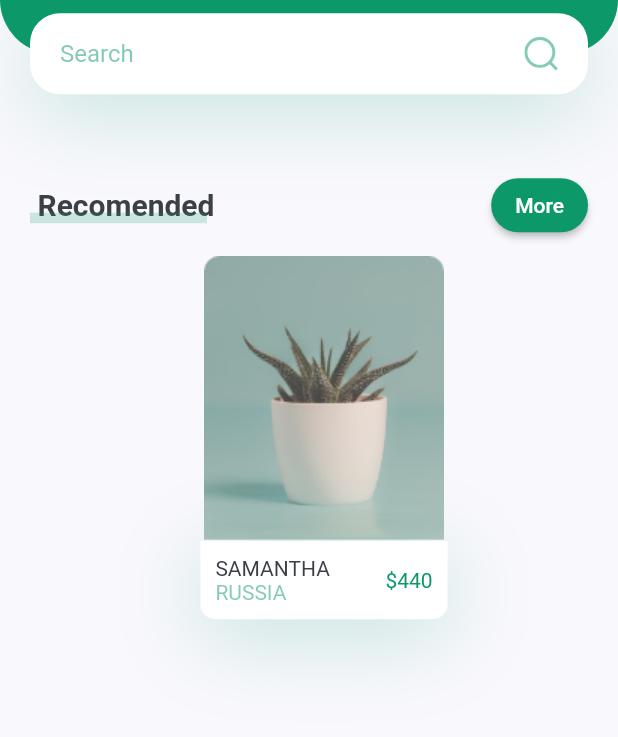
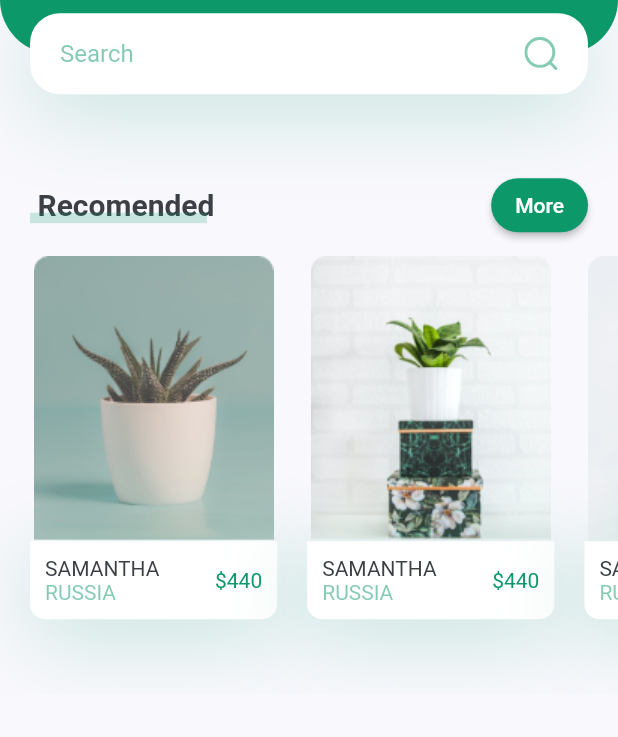
Before and after one commit to MatheusAngelicio/Plant_App, a Flutter app: the screen it shows after launch, on a phone screen of 412 x 824 dp, the part 237-974 px from its top. Run offline on Flutter 3.47's test engine with Material 2 defaults, Android fonts, the phone set to English and light mode, and no system bars; our stand-ins replace flutter_svg.

Commit message:
finalizar lista de plantas recomendadas

```diff
--- a/lib/screens/home/components/body.dart
+++ b/lib/screens/home/components/body.dart
@@ -1,6 +1,7 @@
 import 'package:flutter/material.dart';
 import 'package:flutter/src/widgets/framework.dart';
 import 'package:plant_app/constants.dart';
+import 'package:plant_app/screens/home/components/recomend_plants.dart';
 import 'package:plant_app/screens/home/components/title_with_more_btn.dart';
 import 'header_with_searchbox.dart';
 
@@ -15,98 +16,9 @@ class Body extends StatelessWidget {
         children: [
           HeaderWithSearchBox(size: size),
           TitleWithMoreBtn(title: "Recomended", press: () {}),
-          RecomendPlantCard(
-            image: "assets/images/image_1.png",
-            title: "Samantha",
-            country: "Russia",
-            price: 440,
-            press: () {},
-          )
+          RecomendsPlants(),
         ],
       ),
     );
   }
 }
-
-class RecomendPlantCard extends StatelessWidget {
-  const RecomendPlantCard({
-    super.key,
-    required this.image,
-    required this.title,
-    required this.country,
-    required this.price,
-    required this.press,
-  });
-
-  final String image, title, country;
-  final int price;
-  final Function press;
-
-  @override
-  Widget build(BuildContext context) {
-    var size = MediaQuery.of(context).size;
-    return Container(
-      margin: EdgeInsets.only(
-        left: kDefaultPadding,
-        top: kDefaultPadding / 2,
-        bottom: kDefaultPadding * 2.5,
-      ),
-      width: size.width * 0.4,
-      child: Column(
-        children: [
-          Image.asset(image),
-          GestureDetector(
-            onTap: () {
-              press();
-            },
-            child: Container(
-              padding: EdgeInsets.all(kDefaultPadding / 2),
-              decoration: BoxDecoration(
-                color: Colors.white,
-                borderRadius: BorderRadius.only(
-                  bottomLeft: Radius.circular(10),
-                  bottomRight: Radius.circular(10),
-                ),
-                boxShadow: [
-                  BoxShadow(
-                    offset: Offset(0, 10),
-                    blurRadius: 50,
-                    color: kPrimaryColor.withOpacity(0.23),
-                  ),
-                ],
-              ),
-              child: Row(
-                children: [
-                  RichText(
-                    text: TextSpan(
-                      children: [
-                        TextSpan(
-                          text: "$title\n".toUpperCase(),
-                          style: Theme.of(context).textTheme.bodyMedium,
-                        ),
-                        TextSpan(
-                          text: "$country".toUpperCase(),
-                          style: TextStyle(
-                            color: kPrimaryColor.withOpacity(0.5),
-                          ),
-                        ),
-                      ],
-                    ),
-                  ),
-                  Spacer(),
-                  Text(
-                    '\$$price',
-                    style: Theme.of(context)
-                        .textTheme
-                        .bodyMedium
-                        ?.copyWith(color: kPrimaryColor),
-                  )
-                ],
-              ),
-            ),
-          ),
-        ],
-      ),
-    );
-  }
-}
--- /dev/null
+++ b/lib/screens/home/components/recomend_plants.dart
@@ -0,0 +1,124 @@
+import 'package:flutter/material.dart';
+
+import '../../../constants.dart';
+
+class RecomendsPlants extends StatelessWidget {
+  const RecomendsPlants({
+    super.key,
+  });
+
+  @override
+  Widget build(BuildContext context) {
+    return SingleChildScrollView(
+      scrollDirection: Axis.horizontal,
+      child: Row(
+        children: [
+          RecomendPlantCard(
+            image: "assets/images/image_1.png",
+            title: "Samantha",
+            country: "Russia",
+            price: 440,
+            press: () {},
+          ),
+          RecomendPlantCard(
+            image: "assets/images/image_2.png",
+            title: "Samantha",
+            country: "Russia",
+            price: 440,
+            press: () {},
+          ),
+          RecomendPlantCard(
+            image: "assets/images/image_3.png",
+            title: "Samantha",
+            country: "Russia",
+            price: 440,
+            press: () {},
+          ),
+        ],
+      ),
+    );
+  }
+}
+
+class RecomendPlantCard extends StatelessWidget {
+  const RecomendPlantCard({
+    super.key,
+    required this.image,
+    required this.title,
+    required this.country,
+    required this.price,
+    required this.press,
+  });
+
+  final String image, title, country;
+  final int price;
+  final Function press;
+
+  @override
+  Widget build(BuildContext context) {
+    var size = MediaQuery.of(context).size;
+    return Container(
+      margin: EdgeInsets.only(
+        left: kDefaultPadding,
+        top: kDefaultPadding / 2,
+        bottom: kDefaultPadding * 2.5,
+      ),
+      width: size.width * 0.4,
+      child: Column(
+        children: [
+          Image.asset(image),
+          GestureDetector(
+            onTap: () {
+              press();
+            },
+            child: Container(
+              padding: EdgeInsets.all(kDefaultPadding / 2),
+              decoration: BoxDecoration(
+                color: Colors.white,
+                borderRadius: BorderRadius.only(
+                  bottomLeft: Radius.circular(10),
+                  bottomRight: Radius.circular(10),
+                ),
+                boxShadow: [
+                  BoxShadow(
+                    offset: Offset(0, 10),
+                    blurRadius: 50,
+                    color: kPrimaryColor.withOpacity(0.23),
+                  ),
+                ],
+              ),
+              child: Row(
+                children: [
+                  RichText(
+                    text: TextSpan(
+                      children: [
+                        TextSpan(
+                          text: "$title\n".toUpperCase(),
+                          style: Theme.of(context).textTheme.bodyMedium,
+                        ),
+                        TextSpan(
+                          text: "$country".toUpperCase(),
+                          style: TextStyle(
+                            color: kPrimaryColor.withOpacity(0.5),
+                          ),
+                        ),
+                      ],
+                    ),
+                  ),
+                  Spacer(),
+                  Text(
+                    '\$$price',
+                    style: Theme.of(context)
+                        .textTheme
+                        .bodyMedium
+                        ?.copyWith(color: kPrimaryColor),
+                  )
+                ],
+              ),
+            ),
+          ),
+        ],
+      ),
+    );
+  }
+}
```
